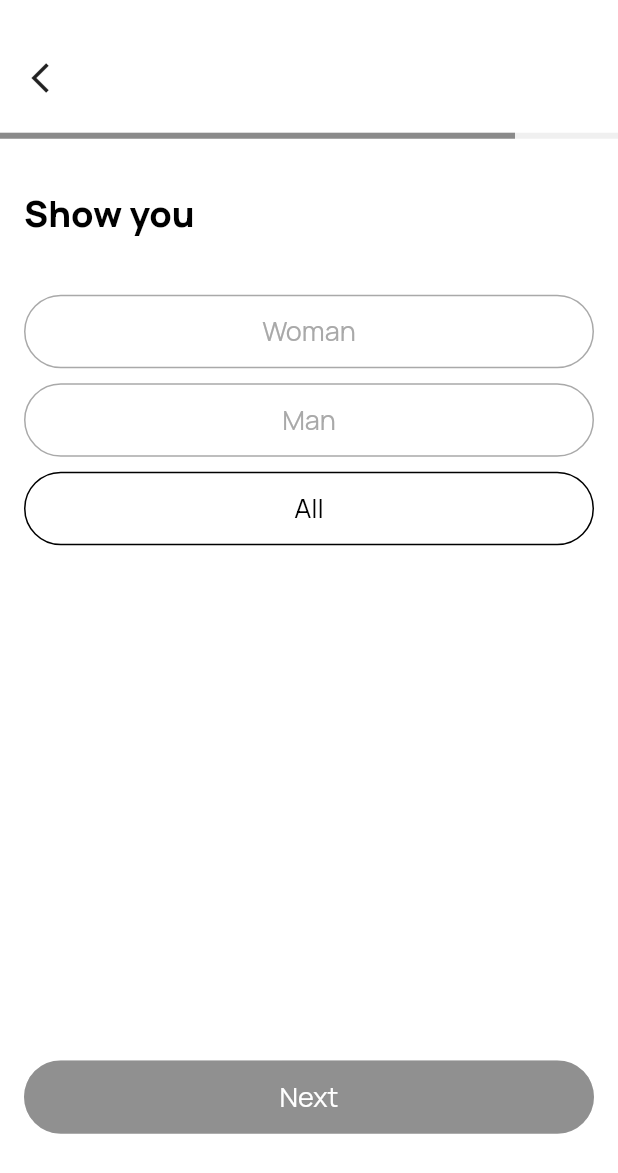
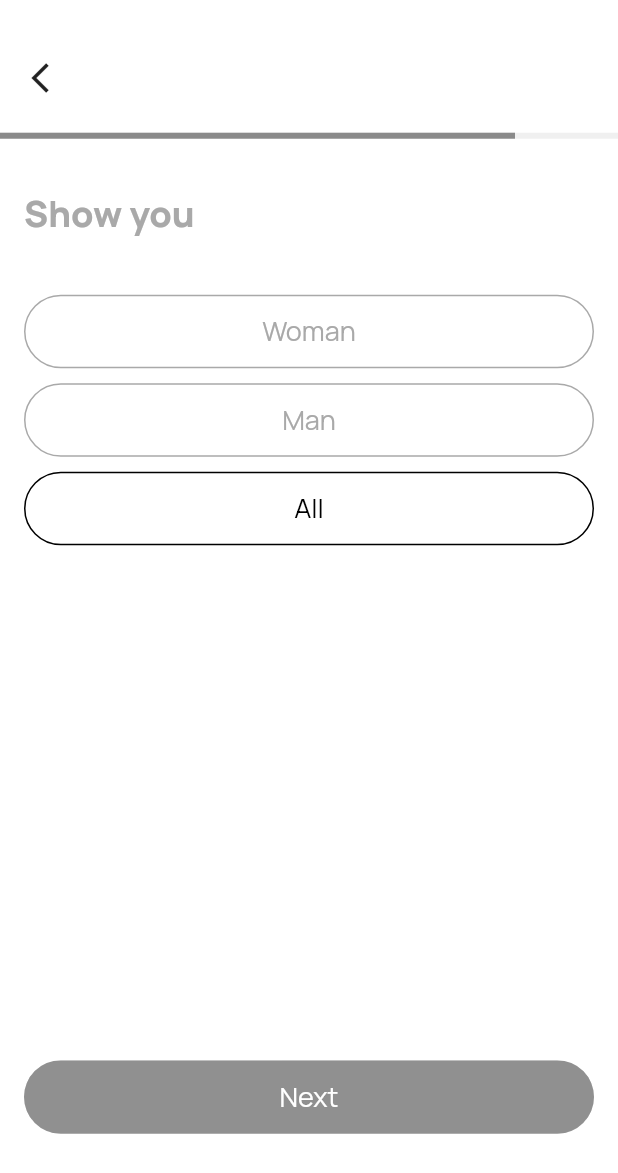
Before and after one commit to sadirov2003/internship-dating-app, a Flutter app: the InfoShowingGenderUser screen opened by its route, on a phone screen of 412 x 824 dp. Shown: the top 1173 px of the screen. Run offline on Flutter 3.47's test engine with Material 2 defaults, Android fonts, the phone set to English and light mode, and no system bars; our stand-ins replace flutter_multi_formatter, pinput.

Commit message:
Taking out Colors

```diff
--- a/lib/main.dart
+++ b/lib/main.dart
@@ -1,4 +1,5 @@
 import 'package:flutter/material.dart';
+import 'package:flutter_auth_app/src/app_color.dart';
 import 'package:flutter_auth_app/src/pages/info_gender_page/info_gender_user.dart';
 import 'package:flutter_auth_app/src/pages/info_showing_gender_page/info_showing_gender_user.dart';
 import 'package:flutter_auth_app/src/pages/sign_in_page/sign_in_screen.dart';
@@ -23,6 +24,7 @@ class MyApp extends StatelessWidget {
       title: 'Flutter Demo',
       theme: ThemeData(
         fontFamily: "Manrope",
+        backgroundColor: AppColor.backgroundColor,
       ),
       routes: {
         StartScreenPage.routeName: (context) => const StartScreenPage(),
--- a/lib/src/app_color.dart
+++ b/lib/src/app_color.dart
@@ -1,6 +1,29 @@
 import 'package:flutter/material.dart';
 
-class AppColor{ // TODO пенесети все цвета сюда
-  static const black = Colors.black;
+abstract class AppColor {
+  // TODO пенесети все цвета сюда
   static const backgroundColor = Color.fromRGBO(255, 255, 255, 1);
+  static const circleButtonColor = Color.fromRGBO(217, 217, 217, 1);
+  static const blackColor = Color.fromRGBO(0, 0, 0, 1);
+  static const startScreencommentTextColor = Color.fromRGBO(116, 116, 116, 1);
+  static const startScreenContainerColor = Color.fromRGBO(242, 242, 242, 1);
+  static const buttonColor = Color.fromRGBO(144, 144, 144, 1);
+  static const buttonTextColor = Color.fromRGBO(255, 255, 255, 1);
+
+  static const commentTextColor = Color.fromRGBO(173, 173, 173, 1);
+  static const textfieldColor = Color.fromRGBO(249, 249, 249, 1);
+  static const textfieldBorderSideColor = Color.fromRGBO(232, 232, 232, 1);
+  static const textStyleTextFieldColor = Color.fromRGBO(53, 53, 53, 1);
+  static const hintTextStyleTextFieldColor = Color.fromRGBO(107, 107, 107, 1);
+
+  static const verificationScreenSubtitleTextColor = Color.fromRGBO(150, 150, 150, 1);
+  static const verificationScreenCommentTextColor = Color.fromRGBO(198, 198, 198, 1);
+  static const pinThemeColor = Color.fromRGBO(222, 222, 222, 1);
+
+  static const inactiveButtonColor = Color.fromRGBO(169, 169, 169, 1);
+
+  static const gettingBirthdayUserScreenHintTextColor =Color.fromRGBO(205, 205, 205, 1);
+
+  static const progressBarColor1 = Color.fromRGBO(240, 240, 240, 1);
+  static const progressBarColor2 = Color.fromRGBO(138, 138, 138, 1);
 }
--- a/lib/src/pages/info_showing_gender_page/info_showing_gender_user.dart
+++ b/lib/src/pages/info_showing_gender_page/info_showing_gender_user.dart
@@ -31,7 +31,9 @@ class InfoShowingGenderUser extends StatelessWidget {
                   child: LeftOpenButtonWidget(),
                 ),
                 const SizedBox(height: 24.24),
-                ProgressBarWidget(progressWidth: width, width: MediaQuery.of(context).size.width),
+                ProgressBarWidget(
+                    progressWidth: width,
+                    width: MediaQuery.of(context).size.width),
                 Padding(
                   padding: const EdgeInsets.fromLTRB(16, 33, 16, 16),
                   child: Column(
@@ -40,7 +42,7 @@ class InfoShowingGenderUser extends StatelessWidget {
                       const Text(
                         InfoShowingGenderScreenRes.titleText,
                         style: TextStyle(
-                          color: Color.fromRGBO(0, 0, 0, 1),
+                          color: AppColor.inactiveButtonColor,
                           fontSize: 24,
                           fontWeight: FontWeight.w800,
                         ),
@@ -55,7 +57,7 @@ class InfoShowingGenderUser extends StatelessWidget {
                           decoration: BoxDecoration(
                             borderRadius: BorderRadius.circular(25),
                             border: Border.all(
-                              color: const Color.fromRGBO(169, 169, 169, 1),
+                              color: AppColor.inactiveButtonColor,
                             ),
                           ),
                           child: const Center(
@@ -64,7 +66,7 @@ class InfoShowingGenderUser extends StatelessWidget {
                               style: TextStyle(
                                   fontWeight: FontWeight.w400,
                                   fontSize: 18,
-                                  color: Color.fromRGBO(169, 169, 169, 1)),
+                                  color: AppColor.inactiveButtonColor),
                             ),
                           ),
                         ),
@@ -79,16 +81,17 @@ class InfoShowingGenderUser extends StatelessWidget {
                           decoration: BoxDecoration(
                             borderRadius: BorderRadius.circular(25),
                             border: Border.all(
-                              color: const Color.fromRGBO(169, 169, 169, 1),
+                              color: AppColor.inactiveButtonColor,
                             ),
                           ),
                           child: const Center(
                             child: Text(
                               InfoShowingGenderScreenRes.choiceGenderManText,
                               style: TextStyle(
-                                  fontWeight: FontWeight.w400,
-                                  fontSize: 18,
-                                  color: Color.fromRGBO(169, 169, 169, 1)),
+                                fontWeight: FontWeight.w400,
+                                fontSize: 18,
+                                color: AppColor.inactiveButtonColor,
+                              ),
                             ),
                           ),
                         ),
@@ -103,25 +106,28 @@ class InfoShowingGenderUser extends StatelessWidget {
                           decoration: BoxDecoration(
                             borderRadius: BorderRadius.circular(25),
                             border: Border.all(
-                              color: const Color.fromRGBO(0, 0, 0, 1),
+                              color: AppColor.blackColor,
                             ),
                           ),
                           child: const Center(
                             child: Text(
                               InfoShowingGenderScreenRes.choiceGenderAllText,
                               style: TextStyle(
-                                  fontWeight: FontWeight.w400,
-                                  fontSize: 18,
-                                  color: Color.fromRGBO(0, 0, 0, 1)),
+                                fontWeight: FontWeight.w400,
+                                fontSize: 18,
+                                color: AppColor.blackColor,
+                              ),
                             ),
                           ),
                         ),
                       ),
                       SizedBox(
-                        height: (MediaQuery.of(context).size.height)/2.4,
+                        height: (MediaQuery.of(context).size.height) / 2.4,
                       ),
                       const ButtonWidget(
-                          buttomName: InfoShowingGenderScreenRes.buttonText, route: StartScreenPage.routeName),
+                        buttomName: InfoShowingGenderScreenRes.buttonText,
+                        route: StartScreenPage.routeName,
+                      ),
                     ],
                   ),
                 ),
--- a/lib/src/widgets/button_widget.dart
+++ b/lib/src/widgets/button_widget.dart
@@ -1,4 +1,5 @@
 import 'package:flutter/material.dart';
+import 'package:flutter_auth_app/src/app_color.dart';
 
 class ButtonWidget extends StatelessWidget {
   final String buttomName;
@@ -20,14 +21,14 @@ class ButtonWidget extends StatelessWidget {
         child: ElevatedButton(
           style: ButtonStyle(
             backgroundColor: MaterialStateProperty.all(
-              const Color.fromRGBO(144, 144, 144, 1),
+              AppColor.buttonColor,
             ),
           ),
           onPressed: () => Navigator.pushNamed(context, route),
           child: Text(
             buttomName,
             style: const TextStyle(
-              color: Color.fromRGBO(255, 255, 255, 1),
+              color: AppColor.buttonTextColor,
               fontSize: 18,
               fontWeight: FontWeight.w400,
             ),
--- a/lib/src/widgets/left_open_button_widget.dart
+++ b/lib/src/widgets/left_open_button_widget.dart
@@ -9,10 +9,9 @@ class LeftOpenButtonWidget extends StatelessWidget {
       onTap: () {
         Navigator.pop(context);
       },
-      child: Icon(
+      child: const Icon(
         color: Colors.black87,
         Icons.arrow_back_ios_outlined,
-        //size: 30,
       ),
     );
   }
--- a/lib/src/widgets/progress_bar_widget.dart
+++ b/lib/src/widgets/progress_bar_widget.dart
@@ -1,19 +1,18 @@
 import 'package:flutter/material.dart';
+import 'package:flutter_auth_app/src/app_color.dart';
 
 Widget ProgressBarWidget({required double progressWidth, required double width}) {
   return Stack(
-    // TODO Посмотреть animated container
     children: [
       Container(
         width: width,
         height: 4,
-        color: const Color.fromRGBO(240, 240, 240, 1),
+        color: AppColor.progressBarColor1,
       ),
       Container(
         width: progressWidth,
         height: 4,
-        color: Color.fromRGBO(
-            138, 138, 138, 1), // TODO перенести в константный файл все цвета
+        color: AppColor.progressBarColor2,
       ),
     ],
   );
```
Also changed, not shown: lib/src/pages/getting_birthday_user_page/getting_birthday_user_screen.dart (+9 -9 lines), lib/src/pages/getting_firstname_user_page/getting_firstname_user_screen.dart (+17 -12 lines), lib/src/pages/getting_nickname_page/getting_nickname_user.dart (+23 -16 lines), lib/src/pages/info_gender_page/info_gender_user.dart (+22 -19 lines), lib/src/pages/sign_in_page/sign_in_screen.dart (+18 -15 lines), lib/src/pages/start_page/start_screen.dart (+10 -7 lines), lib/src/pages/verification_page/verification_screen.dart (+8 -9 lines), lib/src/widgets/list_tile_widget.dart (+5 -6 lines), lib/src/widgets/small_button_widget.dart (+5 -2 lines).
